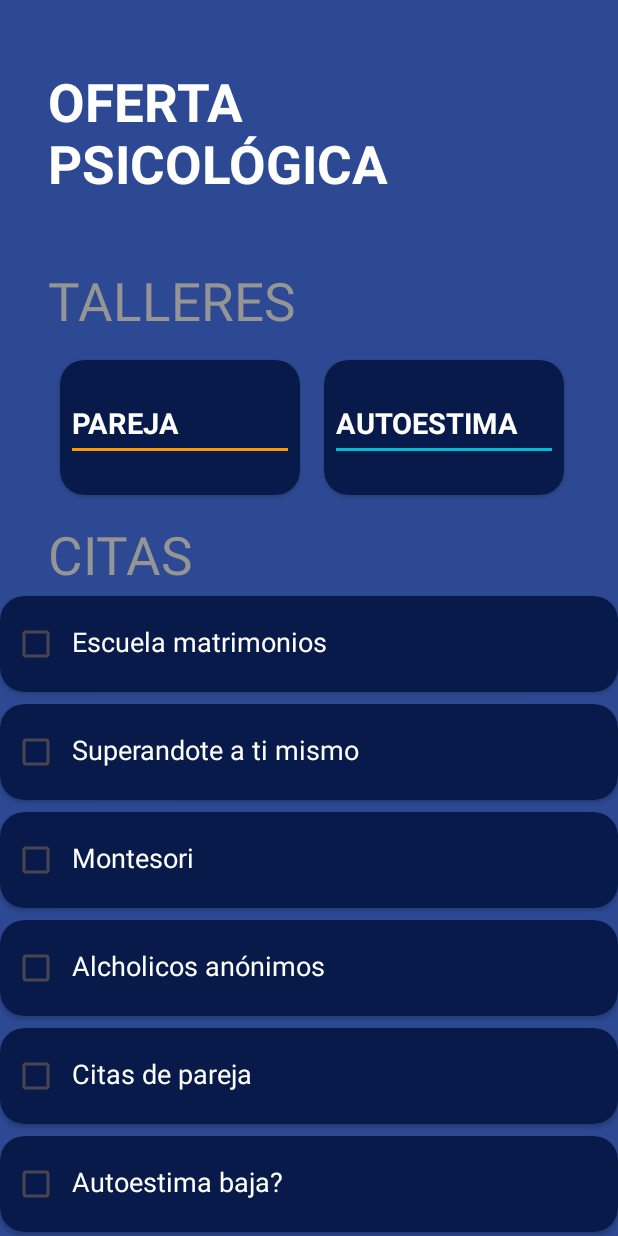
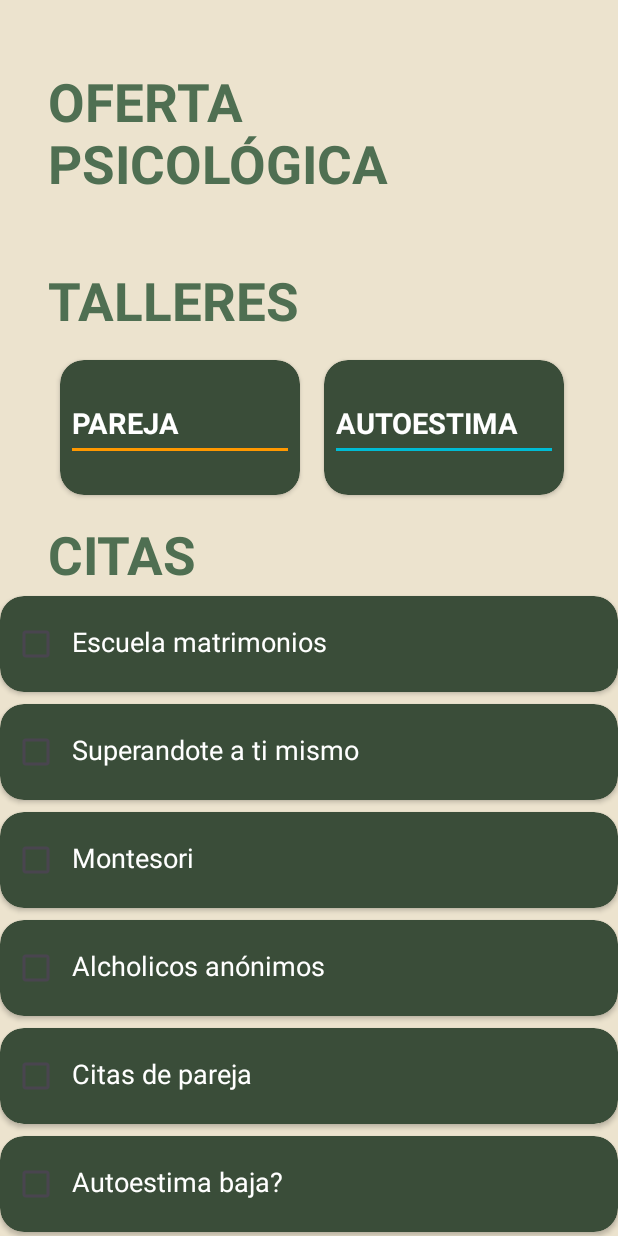
Before and after one commit to jbarriosviu/AndroidViuProyect, an Android app: the MenuActivity screen opened directly, with no data from a screen before it, on a phone screen of 412 x 824 dp. Run offline under Robolectric (Android 15) with nearby library versions, the phone set to English and light mode, and no system bars.

Commit message:
Formato a Menu

```diff
--- a/app/src/main/res/layout/activity_menu.xml
+++ b/app/src/main/res/layout/activity_menu.xml
@@ -5,7 +5,7 @@
     android:layout_width="match_parent"
     android:layout_height="match_parent"
     android:orientation="vertical"
-    android:background="@color/canal_background"
+    android:background="@color/base"
     tools:context=".MenuActivity">
 
     <TextView
@@ -15,7 +15,7 @@
         android:layout_marginVertical="44dp"
         android:text="@string/tituloMenu"
         android:textAllCaps="true"
-        android:textColor="@color/white"
+        android:textColor="@color/card_color"
         android:textSize="35sp"
         android:textStyle="bold"
         />
@@ -25,6 +25,8 @@
         android:layout_marginHorizontal="32dp"
         android:layout_width="wrap_content"
         android:layout_height="wrap_content"
+        android:textColor="@color/card_color"
+        android:textStyle="bold"
         android:text="@string/talleres" />
 
     <androidx.recyclerview.widget.RecyclerView
@@ -38,6 +40,8 @@
         android:layout_marginHorizontal="32dp"
         android:layout_width="wrap_content"
         android:layout_height="wrap_content"
+        android:textColor="@color/card_color"
+        android:textStyle="bold"
         android:text="@string/citas" />
 
     <androidx.recyclerview.widget.RecyclerView
--- a/app/src/main/res/layout/item_cita.xml
+++ b/app/src/main/res/layout/item_cita.xml
@@ -5,7 +5,7 @@
     xmlns:app="http://schemas.android.com/apk/res-auto"
     xmlns:tools="http://schemas.android.com/tools"
     app:cardCornerRadius="16dp"
-    app:cardBackgroundColor="@color/canal_background_card"
+    app:cardBackgroundColor="@color/card_Elementos"
     android:layout_marginVertical="4dp">
 
     <LinearLayout
--- a/app/src/main/res/layout/item_taller.xml
+++ b/app/src/main/res/layout/item_taller.xml
@@ -7,7 +7,7 @@
     android:layout_height="90dp"
     android:layout_marginHorizontal="8dp"
     android:layout_marginVertical="16dp"
-    app:cardBackgroundColor="@color/canal_background_card"
+    app:cardBackgroundColor="@color/card_Elementos"
     app:cardCornerRadius="16dp">
 
     <LinearLayout
@@ -15,6 +15,7 @@
         android:layout_height="match_parent"
         android:gravity="center_vertical"
         android:layout_margin="8dp"
+        android:background="@color/card_Elementos"
         android:orientation="vertical">
 
         <TextView
```
